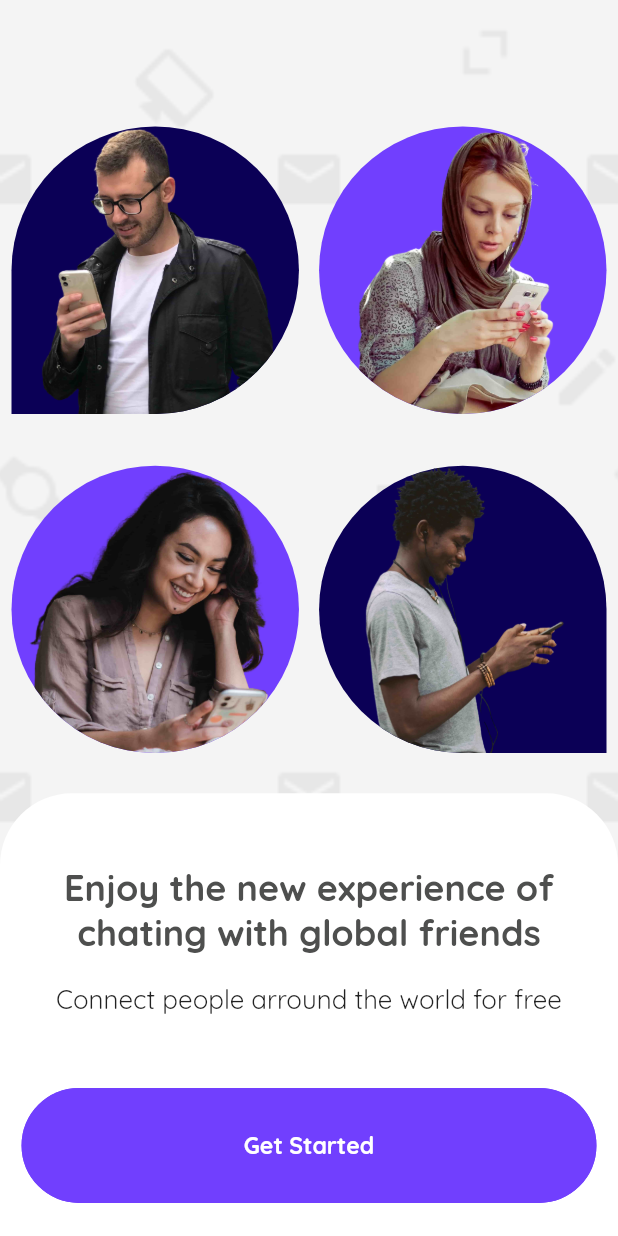
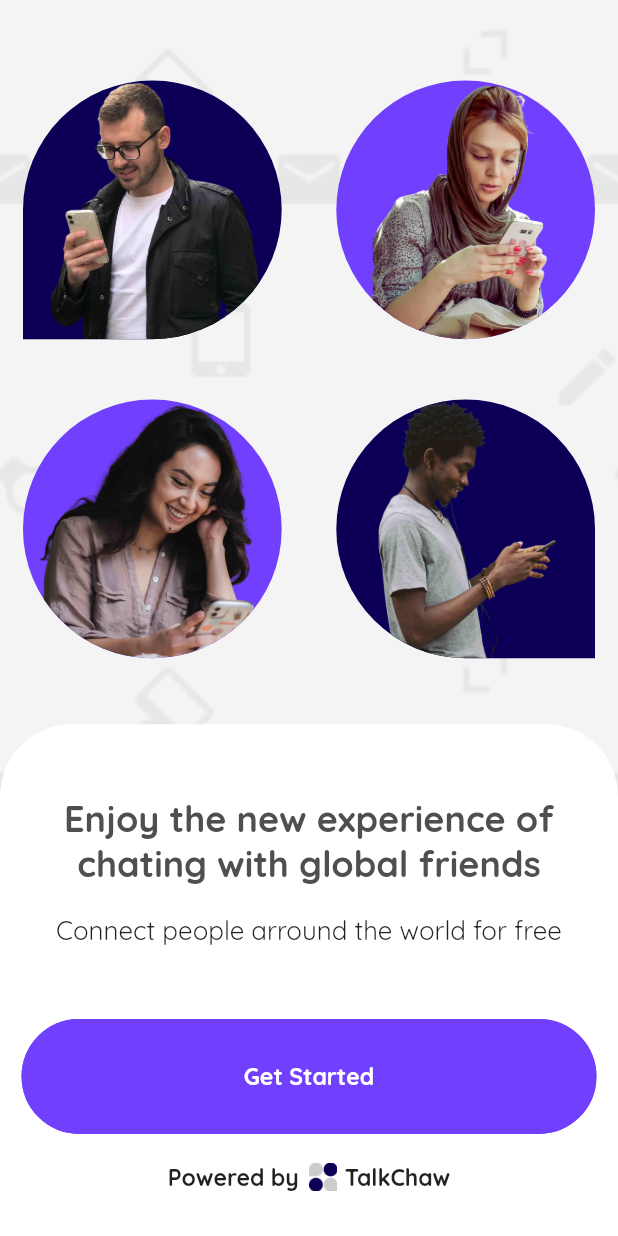
Before and after one commit to mcbryan1/talkchaw, a Flutter app: the screen it shows after launch, on a phone screen of 412 x 824 dp. Run offline on Flutter 3.47's test engine with Material 2 defaults, Android fonts, the light colour scheme and no system bars; our stand-ins replace go_router, google_fonts, responsive_framework.

Commit message:
wip: createdmajor screens

```diff
--- a/lib/screens/welcome_screen/welcome_screen.dart
+++ b/lib/screens/welcome_screen/welcome_screen.dart
@@ -19,14 +19,14 @@ class WelcomeScreen extends StatelessWidget {
                 child: // Column
                     Column(children: [
                   // Top padding
-                  const SizedBox(height: 80),
+                  const SizedBox(height: 40),
                   Padding(
-                    padding: const EdgeInsets.all(8.0),
+                    padding: const EdgeInsets.all(16.0),
                     child: Row(
                       children: [
                         Container(
-                          width: 200,
-                          height: 200,
+                          width: 180,
+                          height: 180,
                           // Set border width, color and radius
                           decoration: const BoxDecoration(
                               image: DecorationImage(
@@ -40,8 +40,8 @@ class WelcomeScreen extends StatelessWidget {
                         ),
                         const Spacer(),
                         Container(
-                          width: 200,
-                          height: 200,
+                          width: 180,
+                          height: 180,
                           // Set border width, color and radius
                           decoration: BoxDecoration(
                               image: const DecorationImage(
@@ -55,15 +55,15 @@ class WelcomeScreen extends StatelessWidget {
                     ),
                   ),
                   const SizedBox(
-                    height: 20,
+                    height: 10,
                   ),
                   Padding(
-                    padding: const EdgeInsets.all(8.0),
+                    padding: const EdgeInsets.all(16.0),
                     child: Row(
                       children: [
                         Container(
-                          width: 200,
-                          height: 200,
+                          width: 180,
+                          height: 180,
                           // Set border width, color and radius
                           decoration: BoxDecoration(
                               image: const DecorationImage(
@@ -75,8 +75,8 @@ class WelcomeScreen extends StatelessWidget {
                         ),
                         const Spacer(),
                         Container(
-                          width: 200,
-                          height: 200,
+                          width: 180,
+                          height: 180,
                           // Set border width, color and radius
                           decoration: const BoxDecoration(
                               image: DecorationImage(
@@ -92,7 +92,7 @@ class WelcomeScreen extends StatelessWidget {
                     ),
                   ),
                   const SizedBox(
-                    height: 20,
+                    height: 30,
                   ),
                   Expanded(
                       child: Container(
@@ -136,9 +136,10 @@ class WelcomeScreen extends StatelessWidget {
                             ),
                           ),
                           const SizedBox(
-                            height: 40,
+                            height: 20,
                           ),
-                          Row(
+                          Flexible(
+                            child: Row(
                               mainAxisAlignment: MainAxisAlignment.center,
                               children: [
                                 const TalkChawText(
@@ -162,6 +163,7 @@ class WelcomeScreen extends StatelessWidget {
                                 ),
                               ],
                             ),
+                          ),
                         ]),
                   ))
                 ])));
```
Also changed, not shown: lib/screens/major_screens/calls/calls.dart (added, +15 -0 lines), lib/screens/major_screens/chats/chats.dart (added, +15 -0 lines), lib/screens/major_screens/connect/connect.dart (added, +15 -0 lines), lib/screens/major_screens/settings/settings.dart (added, +15 -0 lines). Lines whose indentation alone changed are shown as unchanged.
